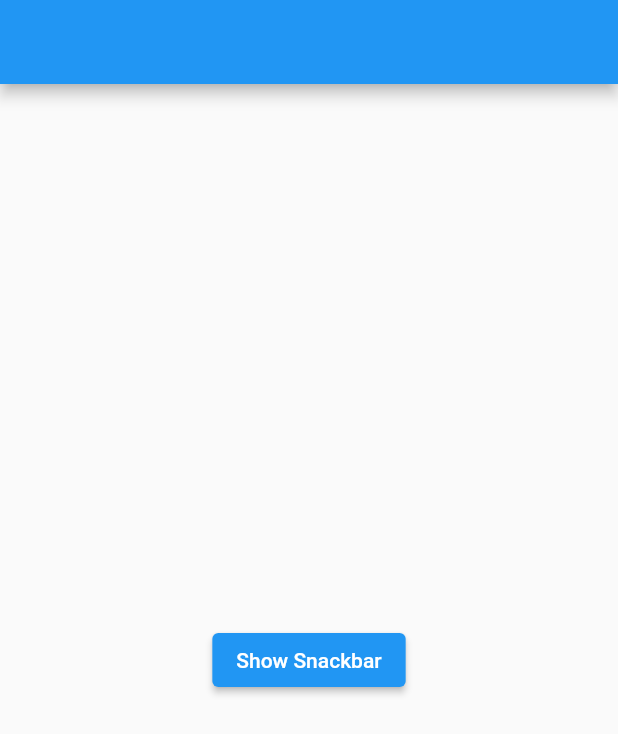
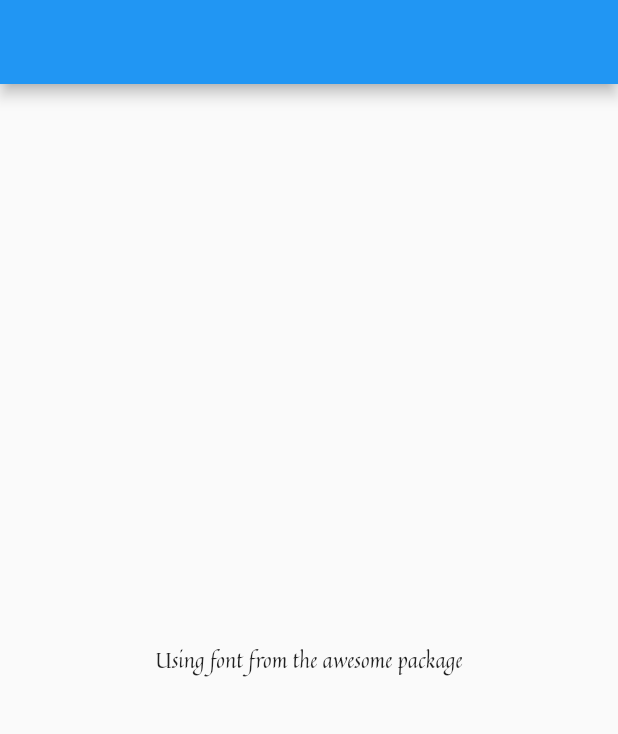
Before and after one commit to bahrie127/cookbook_flutter, a Flutter app: the screen it shows after launch, on a phone screen of 412 x 824 dp. Shown: the top 734 px of the screen. Run offline on Flutter 3.47's test engine with Material 2 defaults, Android fonts, the light colour scheme and no system bars.

Commit message:
Export fonts from a package

```diff
--- /dev/null
+++ b/lib/cookbook/animation/font_package.dart
@@ -0,0 +1,18 @@
+import 'package:flutter/material.dart';
+
+class FontPackageDemo extends StatelessWidget {
+  const FontPackageDemo({Key? key}) : super(key: key);
+
+  @override
+  Widget build(BuildContext context) {
+    return Scaffold(
+      appBar: AppBar(),
+      body: const Center(
+        child: Text(
+          'Using font from the awesome package',
+          style: TextStyle(fontFamily: 'Quintessential'),
+        ),
+      ),
+    );
+  }
+}
--- a/lib/main.dart
+++ b/lib/main.dart
@@ -1,4 +1,5 @@
 import 'package:cookbook_flutter/cookbook/animation/fade_widget_in_out.dart';
+import 'package:cookbook_flutter/cookbook/animation/font_package.dart';
 import 'package:cookbook_flutter/cookbook/animation/properties_container.dart';
 import 'package:cookbook_flutter/cookbook/animation/widget_using_physics_simulation.dart';
 import 'package:cookbook_flutter/cookbook/design/drawer_screen.dart';
@@ -9,6 +10,6 @@ import 'cookbook/animation/page_route_transition.dart';
 
 void main() {
   runApp(const MaterialApp(
-    home: SnackBarPage(),
+    home: FontPackageDemo(),
   ));
 }
```
Also changed, not shown: pubspec.yaml (+8 -25 lines), assets/fonts/Quintessential-Regular.ttf (added), pubspec.lock, 3 other files.
